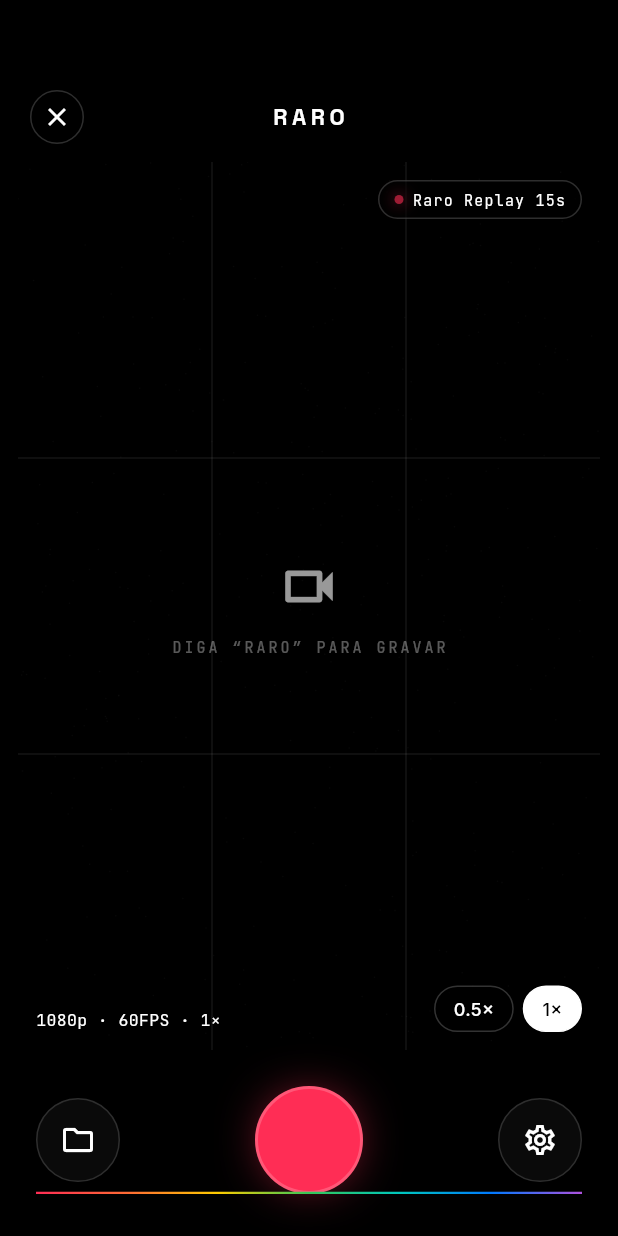
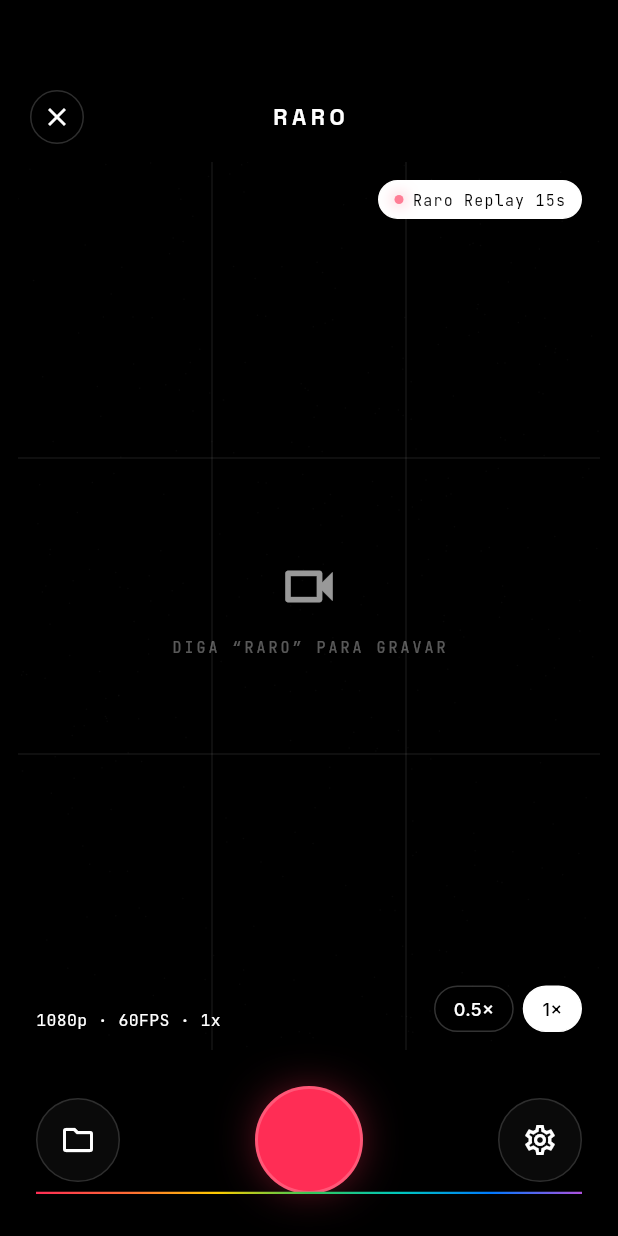
Before and after one commit to ZenniTTy/raro.com, a Flutter app: the CameraScreen screen opened by its route, on a phone screen of 412 x 824 dp. Run offline on Flutter 3.47's test engine with Material 3 defaults, Android fonts, the phone set to English and light mode, and no system bars; our stand-ins replace firebase_analytics, flutter_riverpod, freezed_annotation, go_router, permission_handler, riverpod_annotation and 1 more; missing offline and left inert: theme_tailor_annotation; accounts and stored records are empty; generated files the repository leaves out were written again.

Commit message:
fix(camera): p05 fidelity — hud lens ascii x + buffer pill active state

```diff
--- a/apps/mobile/lib/features/camera/domain/camera_shell_state.dart
+++ b/apps/mobile/lib/features/camera/domain/camera_shell_state.dart
@@ -23,4 +23,6 @@
   const CameraShellState._();
 
   String get lensLabel => lens == LensType.ultraWide ? '0.5×' : '1×';
+
+  String get hudLensLabel => lens == LensType.ultraWide ? '0.5x' : '1x';
 }
--- a/apps/mobile/lib/features/camera/presentation/camera_screen.dart
+++ b/apps/mobile/lib/features/camera/presentation/camera_screen.dart
@@ -75,7 +75,7 @@
                   elapsed: _elapsed,
                   bufferDuration: shell.bufferDuration,
                   lens: shell.lens,
-                  lensLabel: shell.lensLabel,
+                  lensLabel: shell.hudLensLabel,
                   onToggleBuffer: () => ref
                       .read(cameraShellProvider.notifier)
                       .toggleBufferDuration(),
--- a/apps/mobile/lib/features/camera/presentation/widgets/buffer_pill.dart
+++ b/apps/mobile/lib/features/camera/presentation/widgets/buffer_pill.dart
@@ -38,11 +38,9 @@
       onTap: widget.onTap,
       child: Container(
         padding: const EdgeInsets.symmetric(horizontal: 10, vertical: 5),
-        decoration: ShapeDecoration(
-          color: Colors.black.withValues(alpha: 0.6),
-          shape: StadiumBorder(
-            side: BorderSide(color: Colors.white.withValues(alpha: 0.18)),
-          ),
+        decoration: const ShapeDecoration(
+          color: Colors.white,
+          shape: StadiumBorder(side: BorderSide(color: Colors.white)),
         ),
         child: Row(
           mainAxisSize: MainAxisSize.min,
@@ -66,7 +64,7 @@
                 fontFamily: RaroFonts.mono,
                 fontSize: 10,
                 letterSpacing: 0.8,
-                color: Colors.white,
+                color: Colors.black,
               ),
             ),
           ],
```
Also changed, not shown: 2 other files.
